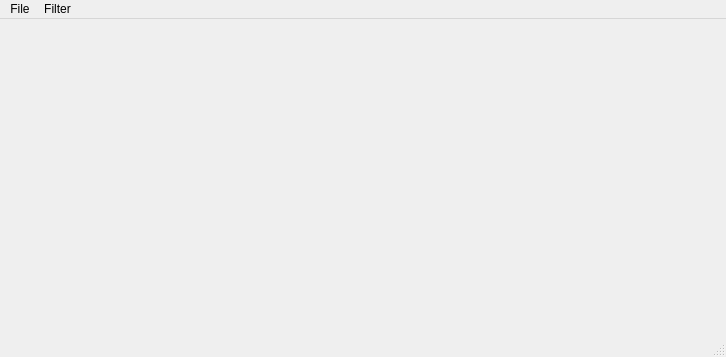
Qt form plugins/textshape/dialogs/BibliographyDatabaseWindow.ui (KDE/calligra) before a commit.
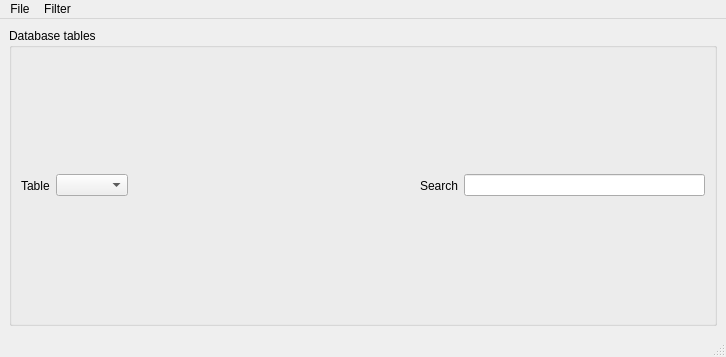
The same form after that commit.

Commit message: Load multiple tables from default table directory

What changed in the file:
```diff
--- a/plugins/textshape/dialogs/BibliographyDatabaseWindow.ui
+++ b/plugins/textshape/dialogs/BibliographyDatabaseWindow.ui
@@ -14,7 +14,58 @@
    <string>Bibliography Database</string>
   </property>
   <widget class="QWidget" name="centralwidget">
-   <layout class="QHBoxLayout" name="horizontalLayout"/>
+   <layout class="QVBoxLayout" name="verticalLayout">
+    <item>
+     <widget class="QGroupBox" name="groupBox">
+      <property name="title">
+       <string>Database tables</string>
+      </property>
+      <layout class="QHBoxLayout" name="horizontalLayout_3">
+       <item>
+        <layout class="QHBoxLayout" name="horizontalLayout">
+         <item>
+          <widget class="QLabel" name="label">
+           <property name="text">
+            <string>Table</string>
+           </property>
+          </widget>
+         </item>
+         <item>
+          <widget class="QComboBox" name="tableList"/>
+         </item>
+        </layout>
+       </item>
+       <item>
+        <spacer name="horizontalSpacer">
+         <property name="orientation">
+          <enum>Qt::Horizontal</enum>
+         </property>
+         <property name="sizeHint" stdset="0">
+          <size>
+           <width>40</width>
+           <height>20</height>
+          </size>
+         </property>
+        </spacer>
+       </item>
+       <item>
+        <layout class="QHBoxLayout" name="horizontalLayout_2">
+         <item>
+          <widget class="QLabel" name="label_2">
+           <property name="text">
+            <string>Search</string>
+           </property>
+          </widget>
+         </item>
+         <item>
+          <widget class="QLineEdit" name="lineEdit"/>
+         </item>
+        </layout>
+       </item>
+      </layout>
+     </widget>
+    </item>
+   </layout>
   </widget>
   <widget class="QMenuBar" name="menubar">
    <property name="geometry">
```
The commit also changes 3 other files.
